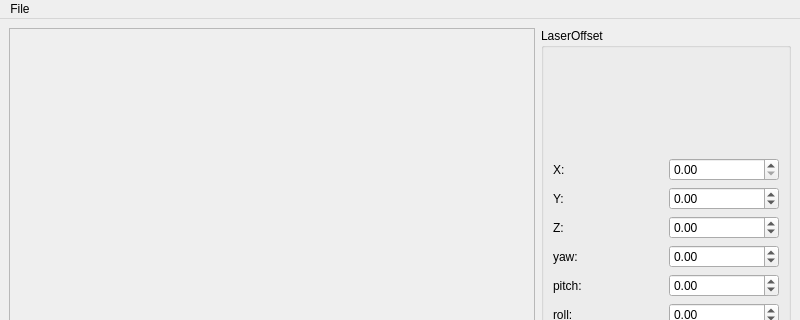
First picture: the form in tools/ManualCalibration/mainwindow.ui, repository MicMatP/m3d_unit_dr, before the edit; both pictures show x 0 to 800 and y 0 to 320 of the 800 by 600 pixel window.
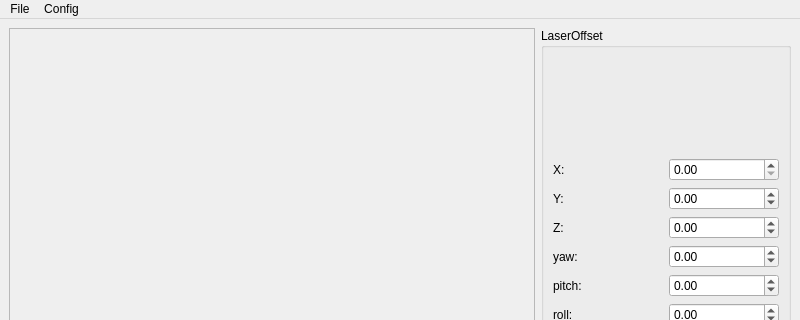
Second picture: the form after the edit. Custom widgets are drawn as their Qt base class.

What changed in the file:
```diff
--- a/tools/ManualCalibration/mainwindow.ui
+++ b/tools/ManualCalibration/mainwindow.ui
@@ -181,10 +181,16 @@
     </property>
     <addaction name="actionOpenCalibration_File"/>
     <addaction name="actionMake_A_measurment"/>
-    <addaction name="actionSave_Project"/>
-    <addaction name="actionSave_pointcloud"/>
+    <addaction name="actionSave_Measurment"/>
+   </widget>
+   <widget class="QMenu" name="menuConfig">
+    <property name="title">
+     <string>Config</string>
+    </property>
+    <addaction name="actionSave_m3dUnit_config"/>
    </widget>
    <addaction name="menuFile"/>
+   <addaction name="menuConfig"/>
   </widget>
   <widget class="QStatusBar" name="statusbar"/>
   <action name="actionOpenCalibration_File">
```
Left out of the diff: 15 changed lines with no effect on the pictures.
